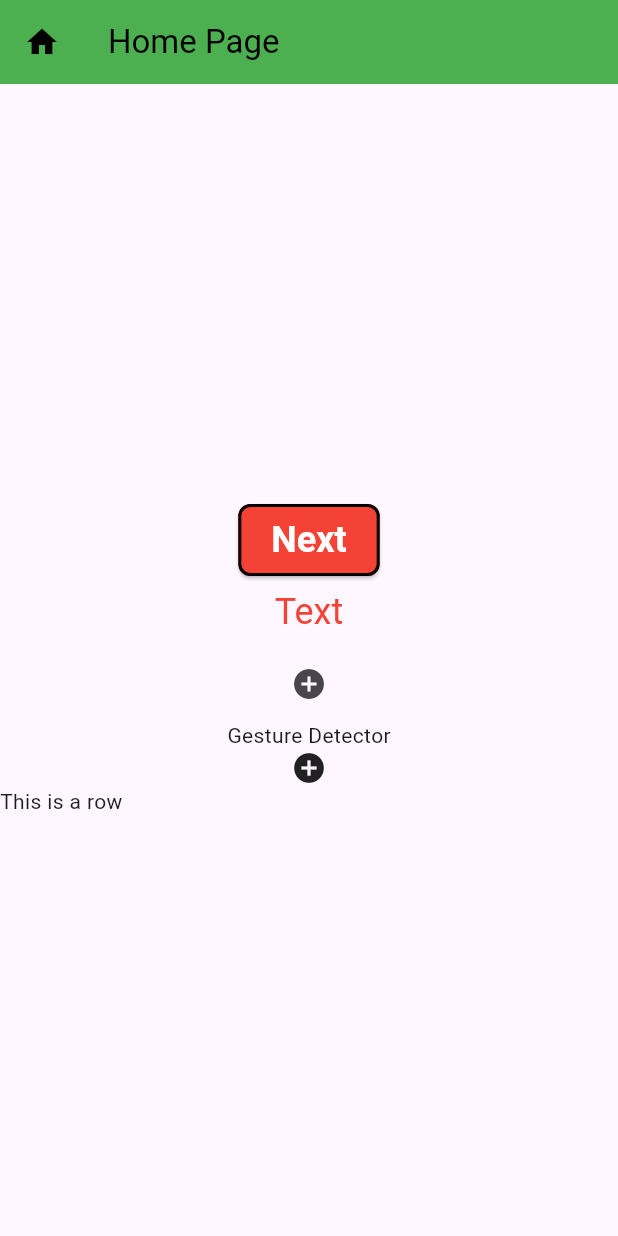
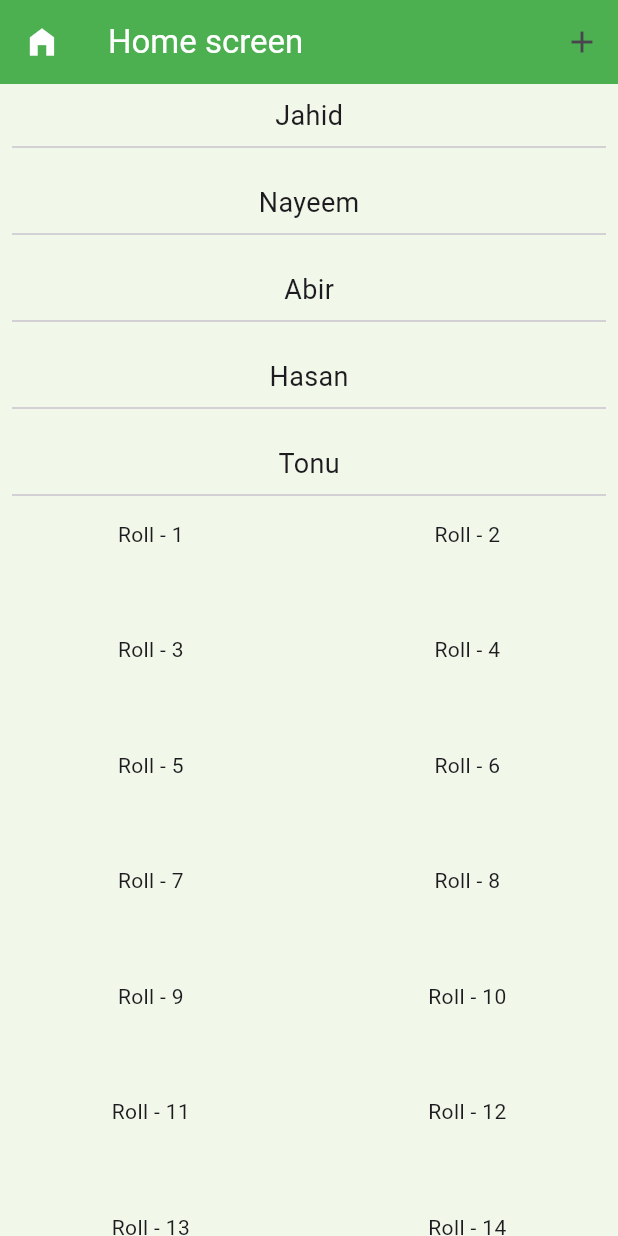
Before and after one commit to ashikmoinul/Flutter_essentials, a Flutter app: the screen it shows after launch, on a phone screen of 412 x 824 dp. Run offline on Flutter 3.47's test engine with Material 3 defaults, Android fonts, the phone set to English and light mode, and no system bars.

Commit message:
Add Gridview, listview

```diff
--- a/lib/main.dart
+++ b/lib/main.dart
@@ -1,103 +1,277 @@
-// Buttons (ElevatedButton, TextButton, IconButton, GestureButton, InkWell) | TextField
-// Container | Rich-text
+// Buttons(ElevatedButton, TextButton, IconButton, GestureDetector, InkWell)
+// |  TextField | Container | Padding
 
 import 'package:flutter/material.dart';
 
 void main() {
-  runApp(const MyApp());
+  runApp(MyApp());
 }
 
 class MyApp extends StatelessWidget {
   const MyApp({super.key});
+
   @override
   Widget build(BuildContext context) {
-    return const MaterialApp(
-      title: 'Home',
+    return MaterialApp(
+      title: 'Hello World',
+      // debugShowCheckedModeBanner: false,
       home: Home(),
     );
   }
 }
 
+// Column => Vertically
+// Row => Horizontally
+
 class Home extends StatelessWidget {
-  const Home({super.key});
+  List<String> studentList = [
+    'Jahid',
+    'Nayeem',
+    'Abir',
+    'Hasan',
+    'Tonu'
+  ];
 
   @override
   Widget build(BuildContext context) {
+    // Write whatever you want to show in screen
     return Scaffold(
+      backgroundColor: Colors.lightGreen.shade50,
       appBar: AppBar(
         backgroundColor: Colors.green,
-        title: Text(
-          'Home Page',
-          style: TextStyle(color: Colors.black),
-        ),
-        leading: Icon(
-          Icons.home,
-          color: Colors.black,
-        ),
+        title: Text('Home screen', style: TextStyle(
+            color: Colors.white
+        ),),
+        leading: Icon(Icons.home_filled, color: Colors.white,),
+        actions: [
+          IconButton(onPressed: () {
+            // ScaffoldMessenger.of(context).showSnackBar(
+            //   SnackBar(
+            //     content: Text('Money has been transferred'),
+            //     backgroundColor: Colors.green,
+            //     duration: Duration(seconds: 1),
+            //   ),
+            // );
+            showDialog(context: context, builder: (context) {
+              return AlertDialog(
+                title: Text('Send money'),
+                content: Text('Are you sure that you want to send money?'),
+                actions: [
+
+                ],
+              );
+            });
+          }, icon: Icon(Icons.add)),
+        ],
       ),
-      body: Center(
-        child: Column(
-          mainAxisAlignment: MainAxisAlignment.center,
-          crossAxisAlignment: CrossAxisAlignment.center,
+      // body: SingleChildScrollView(
+      //   child: Column(
+      //     children: [
+      //       Text('sdfjdkslfkds'),
+      //       Text('sdfjdkslfkds'),
+      //       Text('sdfjdkslfkds'),
+      //       Text('sdfjdkslfkds'),
+      //       Text('sdfjdkslfkds'),
+      //       Text('sdfjdkslfkds'),
+      //       Text('sdfjdkslfkds'),
+      //       Text('sdfjdkslfkds'),
+      //       Text('sdfjdkslfkds'),
+      //       Text('sdfjdkslfkds'),
+      //       Text('sdfjdkslfkds'),
+      //       Text('sdfjdkslfkds'),
+      //       Text('sdfjdkslfkds'),
+      //       Text('sdfjdkslfkds'),
+      //       Text('sdfjdkslfkds'),
+      //       Text('sdfjdkslfkds'),
+      //       Text('sdfjdkslfkds'),
+      //       Text('sdfjdkslfkds'),
+      //       Text('sdfjdkslfkds'),
+      //       Text('sdfjdkslfkds'),
+      //       Text('sdfjdkslfkds'),
+      //       Text('sdfjdkslfkds'),
+      //       Text('sdfjdkslfkds'),
+      //       Text('sdfjdkslfkds'),
+      //       Text('sdfjdkslfkds'),
+      //       Text('sdfjdkslfkds'),
+      //       Text('sdfjdkslfkds'),
+      //       Text('sdfjdkslfkds'),
+      //       Text('sdfjdkslfkds'),
+      //       Text('sdfjdkslfkds'),
+      //       Text('sdfjdkslfkds'),
+      //       Text('sdfjdkslfkds'),
+      //       Text('sdfjdkslfkds'),
+      //       Text('sdfjdkslfkds'),
+      //       Text('sdfjdkslfkds'),
+      //       Text('sdfjdkslfkds'),
+      //       Text('sdfjdkslfkds'),
+      //       Text('sdfjdkslfkds'),
+      //       Text('sdfjdkslfkds'),
+      //       Text('sdfjdkslfkds'),
+      //       Text('sdfjdkslfkds'),
+      //       Text('sdfjdkslfkds'),
+      //       Text('sdfjdkslfkds'),
+      //       Text('sdfjdkslfkds'),
+      //       Text('sdfjdkslfkds'),
+      //       Text('sdfjdkslfkds'),
+      //     ]
+      //   ),
+      // )
+      /*body: ListView(
+          scrollDirection: Axis.horizontal,
           children: [
-            //Text('Center', style: TextStyle(color: Colors.black),),
-            ElevatedButton(
-              style: ElevatedButton.styleFrom(
-                backgroundColor: Colors.red,
-                foregroundColor: Colors.white,
-                shape: RoundedRectangleBorder(
-                  borderRadius: BorderRadius.circular(8),
-                  side: BorderSide(color: Colors.black, width: 2),
-                ),
-                textStyle: TextStyle(
-                  fontSize: 24,
-                  fontWeight: FontWeight.w600,
-                ),
-                padding: EdgeInsets.symmetric(horizontal: 22, vertical: 10),
-              ),
-              onPressed: () {
-                print('pressed');
-              },
-              child: Row(
-                mainAxisSize: MainAxisSize.min,
+        Text('sdfjdkslfkds'),
+        Text('sdfjdkslfkds'),
+        Text('sdfjdkslfkds'),
+        Text('sdfjdkslfkds'),
+        Text('sdfjdkslfkds'),
+        Text('sdfjdkslfkds'),
+        Text('sdfjdkslfkds'),
+        Text('sdfjdkslfkds'),
+        Text('sdfjdkslfkds'),
+        Text('sdfjdkslfkds'),
+        Text('sdfjdkslfkds'),
+        Text('sdfjdkslfkds'),
+        Text('sdfjdkslfkds'),
+        Text('sdfjdkslfkds'),
+        Text('sdfjdkslfkds'),
+        Text('sdfjdkslfkds'),
+        Text('sdfjdkslfkds'),
+        Text('sdfjdkslfkds'),
+        Text('sdfjdkslfkds'),
+        Text('sdfjdkslfkds'),
+        Text('sdfjdkslfkds'),
+        Text('sdfjdkslfkds'),
+        Text('sdfjdkslfkds'),
+        Text('sdfjdkslfkds'),
+        Text('sdfjdkslfkds'),
+        Text('sdfjdkslfkds'),
+        Text('sdfjdkslfkds'),
+        Text('sdfjdkslfkds'),
+        Text('sdfjdkslfkds'),
+        Text('sdfjdkslfkds'),
+        Text('sdfjdkslfkds'),
+        Text('sdfjdkslfkds'),
+        Text('sdfjdkslfkds'),
+        Text('sdfjdkslfkds'),
+        Text('sdfjdkslfkds'),
+        Text('sdfjdkslfkds'),
+        Text('sdfjdkslfkds'),
+        Text('sdfjdkslfkds'),
+        Text('sdfjdkslfkds'),
+        Text('sdfjdkslfkds'),
+        Text('sdfjdkslfkds'),
+        Text('sdfjdkslfkds'),
+        Text('sdfjdkslfkds'),
+        Text('sdfjdkslfkds'),
+        Text('sdfjdkslfkds'),
+        Text('sdfjdkslfkds'),
+      ]),*/
+      /*body: ListView.builder(
+        itemCount: 100,
+          itemBuilder: (context, index) {
+            return Text('${index + 1}', style: TextStyle(
+              fontSize: 32
+            ),);
+          }
+      ),*/
+      /*body: ListView.builder(
+          itemCount: studentList.length,
+          itemBuilder: (context, index) {
+            return Padding(
+              padding: const EdgeInsets.all(8.0),
+              child: Column(
                 children: [
-                  Text('Next'),
+                  Text(studentList[index], style: TextStyle(
+                    fontSize: 18
+                  ),),
+                  Divider()
                 ],
               ),
-            ),
-            TextButton(
-              style: TextButton.styleFrom(
-                foregroundColor: Colors.red,
-                textStyle: TextStyle(fontSize: 24),
-              ),
-              onPressed: () {},
-              child: Text('Text'),
-            ),
-            IconButton(
-              onPressed: () {
-                print('Tapped in the button');
-              },
-              icon: Icon(Icons.add_circle),
-            ),
-            GestureDetector(
-              onTap: () {
-                print('On tap detected');
-              },
-              onDoubleTap: () {print('double tap detected');},
-              onLongPress: () {print('long tap detected');},
-
-              child: Column(
-                children: [
-                  Text('Gesture Detector'),
-                  Icon(Icons.add_circle),
-                  Row(
+            );
+          },
+      ),*/
+      /*body: ListView.separated(
+        itemCount: studentList.length,
+        itemBuilder: (context, index) {
+          return Row(
+            mainAxisAlignment: MainAxisAlignment.spaceBetween,
+            children: [
+              Text(studentList[index],
+                style: TextStyle(
+                  fontSize: 18
+              ),),
+              Text(studentList[index],
+                style: TextStyle(
+                  fontSize: 18
+              ),),
+            ],
+          );
+        },
+        separatorBuilder: (context, index) {
+          return Divider(
+            height: 32,
+            thickness: 2,
+            endIndent: 16,
+            indent: 8,
+            color: Colors.pink,
+          );
+        },
+      ),*/
+      /*body: GridView(
+        gridDelegate: SliverGridDelegateWithFixedCrossAxisCount(crossAxisCount: 6),
+        children: [
+          Text('1'),
+          Text('2'),
+          Text('3'),
+          Text('4'),
+          Text('5'),
+          Text('6'),
+          Text('7'),
+          Text('8'),
+          Text('8'),
+        ],
+      ),*/
+      // ALT + ENTER (Win)
+      // opt + Enter (Mac)
+      body: SingleChildScrollView(
+        child: Column(
+          children: [
+            ListView.builder(
+              shrinkWrap: true,
+              primary: false,
+              itemCount: studentList.length,
+              itemBuilder: (context, index) {
+                return Padding(
+                  padding: const EdgeInsets.all(8.0),
+                  child: Column(
                     children: [
-                      Text('This is a row'),
+                      Text(
+                        studentList[index],
+                        style: TextStyle(fontSize: 18),
+                      ),
+                      Divider()
                     ],
                   ),
-                ],
+                );
+              },
+            ),
+            GridView.builder(
+              shrinkWrap: true,
+              primary: false,
+              itemCount: 100,
+              gridDelegate: SliverGridDelegateWithFixedCrossAxisCount(
+                  crossAxisCount: 2, childAspectRatio: 3,
+                  mainAxisSpacing: 10,
+                  crossAxisSpacing: 10
               ),
-            )
+              itemBuilder: (context, index) {
+                return Column(
+                  children: [
+                    Text('Roll - ${index+1}'),
+                    // Text(studentList[index])
+                  ],
+                );
+              },),
           ],
         ),
       ),
```
